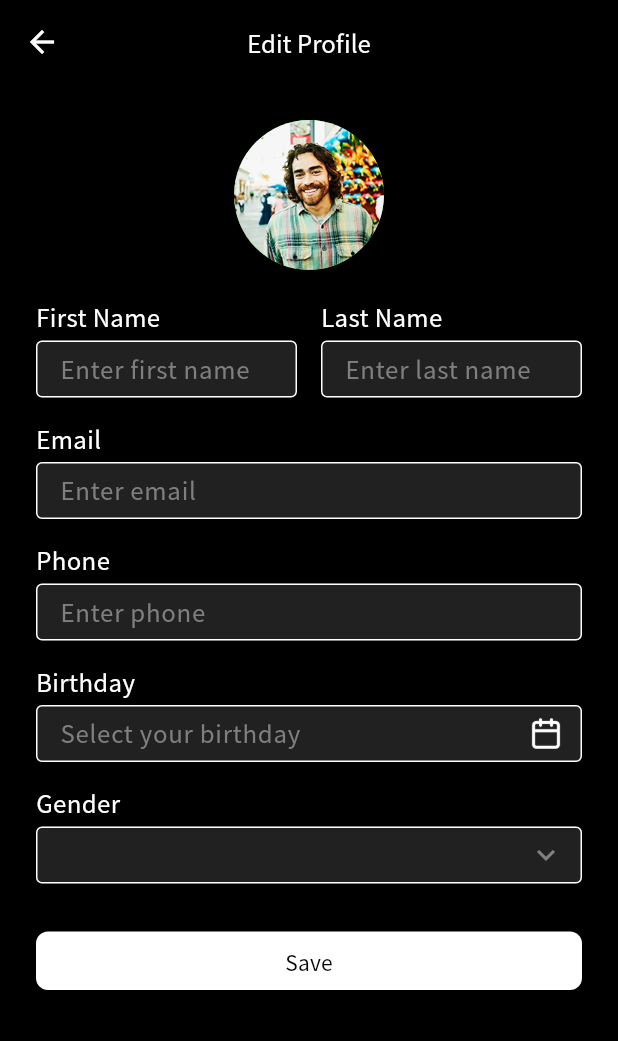
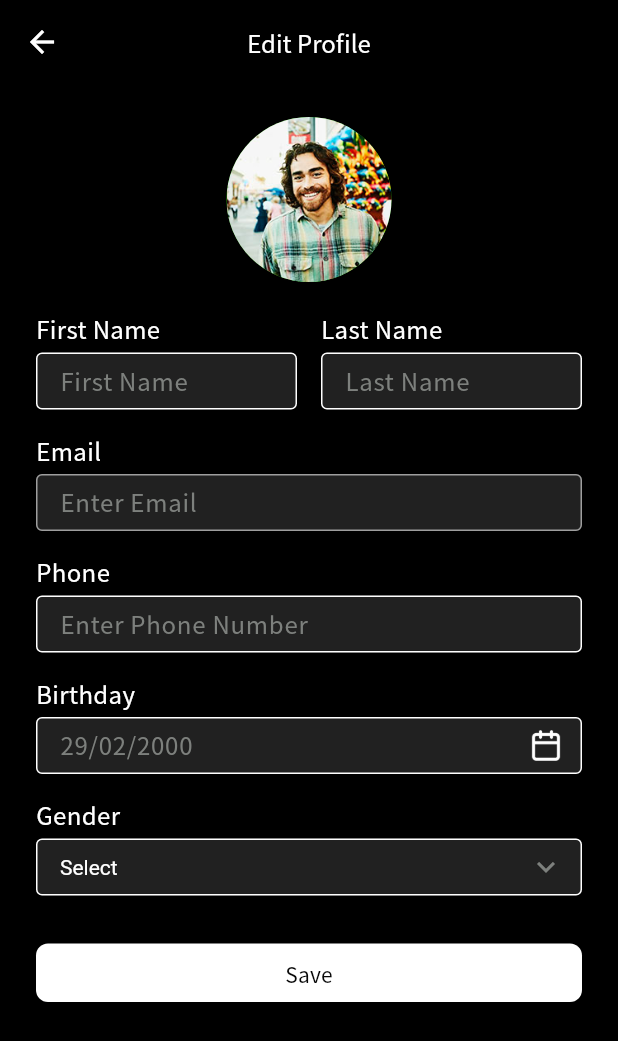
Before and after one commit to Sristy72/karl5-----Central-padel-league-manager, a Flutter app: the EditProfileInfoScreen screen opened directly with empty values, on a phone screen of 412 x 824 dp. Shown: the top 1041 px of the screen. Run offline on Flutter 3.47's test engine with Material 3 defaults, Android fonts, the phone set to English and light mode, and no system bars; our stand-ins replace connectivity_plus, dartz, dio, equatable, file_picker, flutter_secure_storage and 6 more; missing offline and left inert: flutx_core; accounts and stored records are empty; network calls fail; statements that could not run were skipped.

Commit message:
profile part updated

```diff
--- a/lib/features/team_members_profile/data/repo/user_profile_repo_impl.dart
+++ b/lib/features/team_members_profile/data/repo/user_profile_repo_impl.dart
@@ -1,8 +1,8 @@
+import '../../../../core/network/api_client.dart';
 import '../../../../core/network/constants/api_constants.dart';
-import '../../../../core/network/api_client.dart';
 import '../../../../core/network/network_result.dart';
+import '../../data/models/user_profile_model.dart';
 import '../../domain/repo/user_profile_repo.dart';
-import '../models/user_profile_model.dart';
 
 class UserProfileRepoImpl implements UserProfileRepo {
   final ApiClient _apiClient;
--- a/lib/features/team_members_profile/presentation/controllers/profile_controller.dart
+++ b/lib/features/team_members_profile/presentation/controllers/profile_controller.dart
@@ -1,7 +1,6 @@
 import 'package:get/get.dart';
 import '../../data/models/user_profile_model.dart';
 import '../../domain/repo/user_profile_repo.dart';
-
 
 class ProfileController extends GetxController {
   final UserProfileRepo repository;
--- a/lib/features/team_members_profile/presentation/screens/edit_profile_info.dart
+++ b/lib/features/team_members_profile/presentation/screens/edit_profile_info.dart
@@ -1,17 +1,14 @@
 import 'dart:io';
+
 import 'package:flutter/material.dart';
-import 'package:flutter_karlfive223_manager/features/team_members_profile/presentation/screens/profile_info_screen.dart';
+import 'package:get/get.dart';
 import 'package:image_picker/image_picker.dart';
-import 'package:get/get.dart';
 
-import '../../../../core/network/api_client.dart';
-import '../../../team_details/data/repo/team_repo_impl.dart';
-import '../../../team_details/presentation/controllers/team_controller.dart';
 import '../../data/models/edit_profile_model.dart';
 import '../../data/models/team_member_model.dart';
-import '../../data/repo/user_profile_repo_impl.dart';
 import '../controllers/edit_profile_controller.dart';
 import '../controllers/profile_controller.dart';
+import 'profile_info_screen.dart';
 
 class EditProfileInfoScreen extends StatefulWidget {
   final EditProfileModel member;
@@ -28,21 +25,42 @@ class _EditProfileInfoScreenState extends State<EditProfileInfoScreen> {
   late TextEditingController _lastNameController;
   late TextEditingController _emailController;
   late TextEditingController _phoneController;
-
   String _selectedGender = "";
   File? _pickedImage;
   late final EditProfileController _controller;
+  late final ProfileController _profileController;
+
+  // Method to clear all form fields (except email which is uneditable)
+  void _clearAllFields() {
+    _firstNameController.clear();
+    _lastNameController.clear();
+    _phoneController.clear();
+    _birthdayController.clear();
+    setState(() {
+      _selectedGender = "";
+      _pickedImage = null;
+    });
+  }
+
+
 
   @override
   void initState() {
     super.initState();
-    _birthdayController = TextEditingController();
-    _firstNameController = TextEditingController();
-    _lastNameController = TextEditingController();
-    _emailController = TextEditingController();
-    _phoneController = TextEditingController();
-    _selectedGender = widget.member.gender;
+    // Show existing profile data as hint text; leave fields empty so user can type.
+    _birthdayController = TextEditingController(text: '');
+    _firstNameController = TextEditingController(text: '');
+    _lastNameController = TextEditingController(text: '');
+    _phoneController = TextEditingController(text: '');
     _controller = Get.find<EditProfileController>();
+    _profileController = Get.find<ProfileController>();
+    // prefer profile values when available for initial hinting
+    _selectedGender = _profileController.profile.value?.gender ?? widget.member.gender;
+
+    // Set email from profile controller (uneditable)
+    _emailController = TextEditingController(
+        text: _profileController.profile.value?.email ?? widget.member.email
+    );
   }
 
   @override
@@ -58,7 +76,7 @@ class _EditProfileInfoScreenState extends State<EditProfileInfoScreen> {
   // Date Picker
   Future<void> _selectDate() async {
     DateTime initialDate =
-        DateTime.tryParse(widget.member.birthday) ?? DateTime.now();
+        DateTime.tryParse(_birthdayController.text) ?? DateTime.now();
 
     final DateTime? pickedDate = await showDatePicker(
       context: context,
@@ -71,8 +89,7 @@ class _EditProfileInfoScreenState extends State<EditProfileInfoScreen> {
             colorScheme: const ColorScheme.dark(
               primary: Colors.blue,
               onSurface: Colors.white,
-            ),
-            dialogTheme: const DialogThemeData(backgroundColor: Colors.black),
+            ), dialogTheme: DialogThemeData(backgroundColor: Colors.black),
           ),
           child: child!,
         );
@@ -131,21 +148,8 @@ class _EditProfileInfoScreenState extends State<EditProfileInfoScreen> {
     );
   }
 
-  // Clear all form fields after saving
-  void _clearForm() {
-    _firstNameController.clear();
-    _lastNameController.clear();
-    _emailController.clear();
-    _phoneController.clear();
-    _birthdayController.clear();
-    _selectedGender = "";
-    _pickedImage = null;
-  }
-
   @override
   Widget build(BuildContext context) {
-    final member = widget.member;
-
     return Scaffold(
       backgroundColor: Colors.black,
       appBar: AppBar(
@@ -163,20 +167,36 @@ class _EditProfileInfoScreenState extends State<EditProfileInfoScreen> {
       ),
       body: SafeArea(
         child: SingleChildScrollView(
-          padding: const EdgeInsets.all(24),
+          padding:
+          const EdgeInsets.only(top: 22, left: 24, right: 24, bottom: 24),
           child: Column(
             children: [
-              // 🖼 Profile Image
+              // Profile Image with picker
               GestureDetector(
                 onTap: _showImagePickerDialog,
-                child: CircleAvatar(
-                  radius: 50,
-                  backgroundImage: _pickedImage != null
-                      ? FileImage(_pickedImage!)
-                      : (member.imageUrl.isNotEmpty
-                                ? AssetImage(member.imageUrl)
-                                : const AssetImage('assets/images/profile.png'))
-                            as ImageProvider,
+                child: Stack(
+                  alignment: Alignment.bottomRight,
+                  children: [
+                    Builder(builder: (_) {
+                      final profileImg = _profileController.profile.value?.profileImage ?? '';
+                      final fallback = widget.member.imageUrl;
+                      ImageProvider display;
+                      if (_pickedImage != null) {
+                        display = FileImage(_pickedImage!);
+                      } else if (profileImg.isNotEmpty) {
+                        display = profileImg.startsWith('http') ? NetworkImage(profileImg) : AssetImage(profileImg);
+                      } else if (fallback.isNotEmpty) {
+                        display = fallback.startsWith('http') ? NetworkImage(fallback) : AssetImage(fallback);
+                      } else {
+                        display = const AssetImage('assets/images/profile.png');
+                      }
+
+                      return CircleAvatar(
+                        radius: 55,
+                        backgroundImage: display,
+                      );
+                    }),
+                  ],
                 ),
               ),
               const SizedBox(height: 20),
@@ -187,9 +207,9 @@ class _EditProfileInfoScreenState extends State<EditProfileInfoScreen> {
                   Expanded(
                     child: _buildTextField(
                       label: "First Name",
-                      hintText: member.firstName.isNotEmpty
-                          ? member.firstName
-                          : "Enter first name",
+                      hintText: (_profileController.profile.value?.name != null && _profileController.profile.value!.name!.isNotEmpty)
+                          ? _profileController.profile.value!.name!.split(' ').first
+                          : (widget.member.firstName.isNotEmpty ? widget.member.firstName : 'First Name'),
                       controller: _firstNameController,
                     ),
                   ),
@@ -197,9 +217,9 @@ class _EditProfileInfoScreenState extends State<EditProfileInfoScreen> {
                   Expanded(
                     child: _buildTextField(
                       label: "Last Name",
-                      hintText: member.lastName.isNotEmpty
-                          ? member.lastName
-                          : "Enter last name",
+                      hintText: (_profileController.profile.value?.name != null && _profileController.profile.value!.name!.isNotEmpty && _profileController.profile.value!.name!.split(' ').length > 1)
+                          ? _profileController.profile.value!.name!.split(' ').sublist(1).join(' ')
+                          : (widget.member.lastName.isNotEmpty ? widget.member.lastName : 'Last Name'),
                       controller: _lastNameController,
                     ),
                   ),
@@ -210,24 +230,23 @@ class _EditProfileInfoScreenState extends State<EditProfileInfoScreen> {
               // Email
               _buildTextField(
                 label: "Email",
-                hintText: member.email.isNotEmpty
-                    ? member.email
-                    : "Enter email",
+                hintText: "Enter Email",
                 controller: _emailController,
+                enabled: false,
               ),
               const SizedBox(height: 16),
 
               // Phone
               _buildTextField(
                 label: "Phone",
-                hintText: member.phone.isNotEmpty
-                    ? member.phone
-                    : "Enter phone",
+                hintText: _profileController.profile.value?.phoneNumber?.isNotEmpty == true
+                    ? _profileController.profile.value!.phoneNumber!
+                    : (widget.member.phone.isNotEmpty ? widget.member.phone : 'Enter Phone Number'),
                 controller: _phoneController,
               ),
               const SizedBox(height: 16),
 
-              // Birthday
+              // Birthday with calendar icon
               Column(
                 crossAxisAlignment: CrossAxisAlignment.start,
                 children: [
@@ -236,8 +255,7 @@ class _EditProfileInfoScreenState extends State<EditProfileInfoScreen> {
                     style: TextStyle(
                         color: Colors.white,
                         fontSize: 16,
-                      fontWeight: FontWeight.w400,
-                    ),
+                        fontWeight: FontWeight.w400),
                   ),
                   const SizedBox(height: 4),
                   SizedBox(
@@ -246,20 +264,15 @@ class _EditProfileInfoScreenState extends State<EditProfileInfoScreen> {
                       controller: _birthdayController,
                       readOnly: true,
                       onTap: _selectDate,
-                      style: const TextStyle(color: Colors.white, fontSize: 14),
+                      style:
+                      const TextStyle(color: Colors.white, fontSize: 14),
                       decoration: InputDecoration(
-                        hintText: member.birthday.isNotEmpty
-                            ? member.birthday
-                            : "Select your birthday",
+                        hintText: widget.member.birthday.isNotEmpty ? widget.member.birthday : '29/02/2000',
                         hintStyle: const TextStyle(
-                          color: Color(0xFF7D807D),
-                          fontSize: 16,
-                        ),
+                            color: Color(0xFF7D807D), fontSize: 16),
                         isDense: true,
                         contentPadding: const EdgeInsets.symmetric(
-                          horizontal: 12,
-                          vertical: 8,
-                        ),
+                            horizontal: 12, vertical: 8),
                         enabledBorder: OutlineInputBorder(
                           borderSide: const BorderSide(color: Colors.white),
                           borderRadius: BorderRadius.circular(4),
@@ -295,28 +308,27 @@ class _EditProfileInfoScreenState extends State<EditProfileInfoScreen> {
                     style: TextStyle(
                         color: Colors.white,
                         fontSize: 16,
-                      fontWeight: FontWeight.w400,
-                    ),
+                        fontWeight: FontWeight.w400),
                   ),
                   const SizedBox(height: 4),
                   SizedBox(
                     height: 38,
                     child: DropdownButtonFormField<String>(
-                      value: _selectedGender.isNotEmpty
-                          ? _selectedGender
-                          : null,
+                      initialValue: null,
+                      hint: Text(
+                        _profileController.profile.value?.gender?.isNotEmpty == true
+                            ? _profileController.profile.value!.gender!
+                            : (widget.member.gender.isNotEmpty ? widget.member.gender : 'Select'),
+                        style: const TextStyle(color: Colors.white),
+                      ),
                       dropdownColor: Colors.black,
                       style: const TextStyle(color: Colors.white, fontSize: 14),
-                      icon: const Icon(
-                        Icons.keyboard_arrow_down_sharp,
-                        color: Color(0xFF7D807D),
-                      ),
+                      icon: const Icon(Icons.keyboard_arrow_down_sharp,
+                          color: Color(0xFF7D807D)),
                       decoration: InputDecoration(
                         isDense: true,
                         contentPadding: const EdgeInsets.symmetric(
-                          horizontal: 12,
-                          vertical: 8,
-                        ),
+                            horizontal: 12, vertical: 8),
                         enabledBorder: OutlineInputBorder(
                           borderSide: const BorderSide(color: Colors.white),
                           borderRadius: BorderRadius.circular(4),
@@ -329,15 +341,12 @@ class _EditProfileInfoScreenState extends State<EditProfileInfoScreen> {
                         filled: true,
                       ),
                       items: ["Male", "Female", "Other"]
-                          .map(
-                            (gender) => DropdownMenuItem(
+                          .map((gender) => DropdownMenuItem(
                         value: gender,
-                              child: Text(
-                                gender,
-                                style: const TextStyle(color: Colors.white),
-                              ),
-                            ),
-                          )
+                        child: Text(gender,
+                            style:
+                            const TextStyle(color: Colors.white)),
+                      ))
                           .toList(),
                       onChanged: (value) {
                         setState(() {
@@ -360,79 +369,93 @@ class _EditProfileInfoScreenState extends State<EditProfileInfoScreen> {
                     style: ElevatedButton.styleFrom(
                       backgroundColor: Colors.white,
                       padding: const EdgeInsets.symmetric(
-                        horizontal: 32,
-                        vertical: 10,
-                      ),
+                          horizontal: 32, vertical: 10),
                       shape: RoundedRectangleBorder(
                         borderRadius: BorderRadius.circular(8),
                       ),
                     ),
                     onPressed: () async {
+                      final rawFirst = _firstNameController.text.trim();
+                      final rawLast = _lastNameController.text.trim();
+                      final email = _emailController.text.trim();
+                      final rawPhone = _phoneController.text.trim();
+                      final rawBirthday = _birthdayController.text.trim();
+                      final rawGender = _selectedGender;
+
+                      // Use existing member/profile values as fallback when fields left empty
+                      final profileVal = _profileController.profile.value;
+                      final firstName = rawFirst.isNotEmpty
+                          ? rawFirst
+                          : (widget.member.firstName.isNotEmpty
+                          ? widget.member.firstName
+                          : (profileVal?.name?.split(' ').first ?? ''));
+                      final lastName = rawLast.isNotEmpty
+                          ? rawLast
+                          : (widget.member.lastName.isNotEmpty
+                          ? widget.member.lastName
+                          : (profileVal?.name?.split(' ').length ?? 0) > 1
+                          ? profileVal!.name!.split(' ').sublist(1).join(' ')
+                          : '');
+
+                      final phone = rawPhone.isNotEmpty ? rawPhone : (widget.member.phone.isNotEmpty ? widget.member.phone : (profileVal?.phoneNumber ?? ''));
+                      final birthday = rawBirthday.isNotEmpty ? rawBirthday : (widget.member.birthday.isNotEmpty ? widget.member.birthday : '');
+                      final gender = rawGender.isNotEmpty ? rawGender : (widget.member.gender.isNotEmpty ? widget.member.gender : (profileVal?.gender ?? ''));
+
+                      // Basic validation
+                      if (firstName.isEmpty || lastName.isEmpty) {
+                        Get.snackbar(
+                          'Validation Error',
+                          'First name and last name are required',
+                          snackPosition: SnackPosition.BOTTOM,
+                          backgroundColor: Colors.red,
+                          colorText: Colors.white,
+                          duration: const Duration(seconds: 3),
+                          margin: const EdgeInsets.all(16),
+                          borderRadius: 8,
+                        );
+                        return;
+                      }
+
                       final success = await _controller.updateProfile(
-                        firstName: _firstNameController.text,
-                        lastName: _lastNameController.text,
-                        email: _emailController.text,
-                        phone: _phoneController.text,
-                        birthday: _birthdayController.text,
-                        gender: _selectedGender,
+                        firstName: firstName,
+                        lastName: lastName,
+                        email: email,
+                        phone: phone,
+                        birthday: birthday,
+                        gender: gender,
                         image: _pickedImage,
                       );
 
                       if (success) {
-                        // Clear all form fields
-                        _clearForm();
+                        // Clear all form fields after successful update
+                        _clearAllFields();
 
-                        // Refresh profile data
+                        // Refresh global profile data so profile screen shows updates
                         final profileCtrl = Get.find<ProfileController>();
                         await profileCtrl.fetchProfile();
 
-                        // Ensure TeamController + dependencies exist before navigation
-                        final apiClient = Get.find<ApiClient>();
+                        // Build a TeamMemberModel from updated profile and navigate to ProfileInfoScreen
+                        final updated = profileCtrl.profile.value;
+                        final memberModel = TeamMemberModel(
+                          id: updated?.id ?? '',
+                          name: updated?.name ?? '${firstName} ${lastName}',
+                          role: updated?.role ?? '',
+                          imageUrl: updated?.profileImage ?? widget.member.imageUrl,
+                          matches: 0,
+                          level: int.tryParse(updated?.playingLevel ?? '') ?? 1,
+                          firstName: firstName,
+                          lastName: lastName,
+                          email: updated?.email ?? email,
+                          phone: updated?.phoneNumber ?? phone,
+                          birthday: birthday,
+                          gender: updated?.gender ?? gender,
+                        );
 
-                        if (!Get.isRegistered<TeamRepoImpl>()) {
-                          Get.put(TeamRepoImpl(apiClient: apiClient));
+                        // Navigate to the profile screen replacing the current edit page
+                        Get.off(() => ProfileInfoScreen(member: memberModel));
                       }
-                        if (!Get.isRegistered<TeamController>()) {
-                          Get.put(
-                            TeamController(repo: Get.find<TeamRepoImpl>()),
-                          );
-                        }
-
-                        // Also ensure ProfileController persists (in case it got cleaned up)
-                        if (!Get.isRegistered<ProfileController>()) {
-                          final userRepo = Get.put(
-                            UserProfileRepoImpl(apiClient: apiClient),
-                          );
-                          Get.put(ProfileController(repository: userRepo));
-                        }
-
-                        // Now navigate safely
-                        Get.offAll(
-                          () => ProfileInfoScreen(
-                            member: TeamMemberModel(
-                              id: '',
-                              // you can pass actual id if available
-                              name:
-                                  '${_firstNameController.text} ${_lastNameController.text}',
-                              role: 'Player',
-                              imageUrl:
-                                  _pickedImage?.path ?? widget.member.imageUrl,
-                              matches: 0,
-                              level: 0,
-                              firstName: _firstNameController.text,
-                              lastName: _lastNameController.text,
-                              email: _emailController.text,
-                              phone: _phoneController.text,
-                              birthday: _birthdayController.text,
-                              gender: _selectedGender,
-                            ),
-                          ),
-                          transition: Transition.fadeIn,
-                          duration: const Duration(milliseconds: 50),
-                        );
-                      }
+                      // Error handling is already done by the controller with snackbars
                     },
-
                     child: const Text(
                       "Save",
                       style: TextStyle(
@@ -454,42 +477,49 @@ class _EditProfileInfoScreenState extends State<EditProfileInfoScreen> {
   Widget _buildTextField({
     required String label,
     required String hintText,
+    String? initialValue,
     TextEditingController? controller,
+    bool enabled = true,
   }) {
     return Column(
       crossAxisAlignment: CrossAxisAlignment.start,
       children: [
+        // Label
         Text(
           label,
           style: const TextStyle(
               color: Colors.white,
               fontSize: 16,
-            fontWeight: FontWeight.w400,
-          ),
+              fontWeight: FontWeight.w400),
         ),
         const SizedBox(height: 4),
         SizedBox(
           height: 38,
           child: TextFormField(
             controller: controller,
-            style: const TextStyle(color: Colors.white, fontSize: 14),
+            initialValue: controller == null ? initialValue : null,
+            enabled: enabled,
+            style: TextStyle(
+                color: enabled ? Colors.white : Colors.grey,
+                fontSize: 14
+            ),
             decoration: InputDecoration(
               hintText: hintText,
               hintStyle: const TextStyle(
-                color: Color(0xFF7D807D),
-                fontSize: 16,
-              ),
+                  color: Color(0xFF7D807D), fontSize: 16),
               isDense: true,
-              contentPadding: const EdgeInsets.symmetric(
-                horizontal: 12,
-                vertical: 8,
-              ),
+              contentPadding:
+              const EdgeInsets.symmetric(horizontal: 12, vertical: 8),
               enabledBorder: OutlineInputBorder(
-                borderSide: const BorderSide(color: Colors.white),
+                borderSide: BorderSide(color: enabled ? Colors.white : Colors.grey),
                 borderRadius: BorderRadius.circular(4),
               ),
               focusedBorder: OutlineInputBorder(
-                borderSide: const BorderSide(color: Colors.white),
+                borderSide: BorderSide(color: enabled ? Colors.white : Colors.grey),
+                borderRadius: BorderRadius.circular(4),
+              ),
+              disabledBorder: OutlineInputBorder(
+                borderSide: const BorderSide(color: Colors.grey),
                 borderRadius: BorderRadius.circular(4),
               ),
               fillColor: Colors.grey[900],
```
Also changed, not shown: lib/core/common/widgets/app_bottom_navbar.dart (+9 -2 lines), lib/features/team_members_profile/presentation/controllers/edit_profile_controller.dart (+15 -6 lines), lib/features/team_members_profile/data/models/edit_profile_model.dart (indentation only), lib/features/team_members_profile/data/models/team_member_model.dart (line endings or trailing spaces), lib/features/team_members_profile/domain/repo/user_profile_repo.dart (line endings or trailing spaces). Lines whose indentation alone changed are shown as unchanged.
